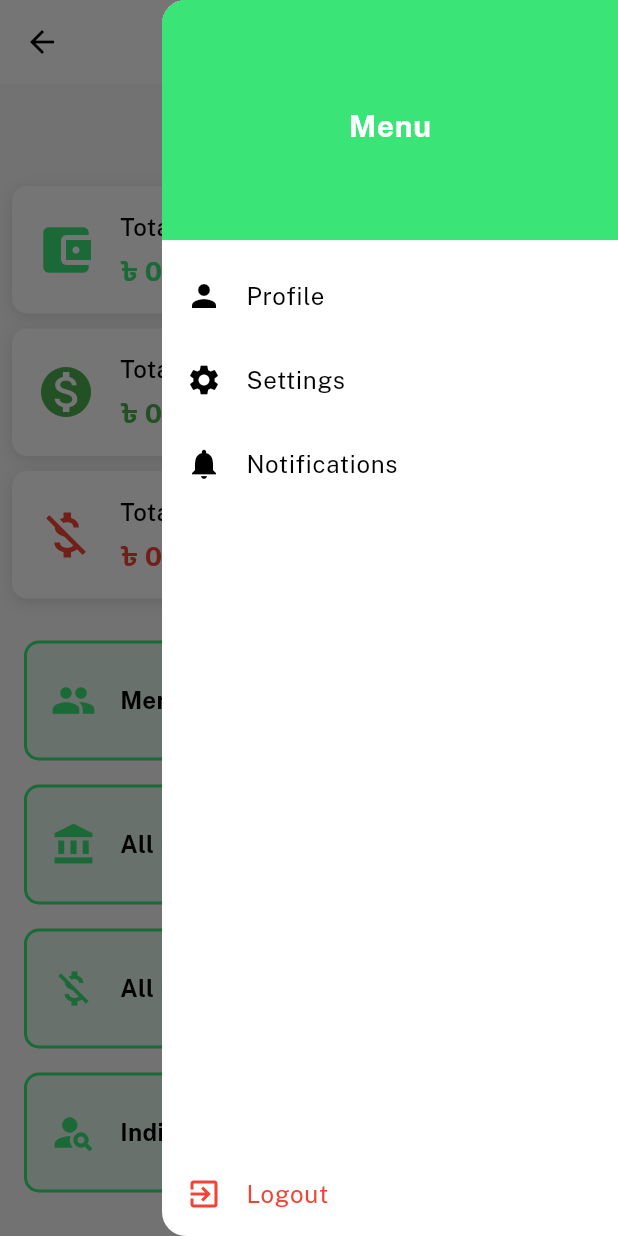
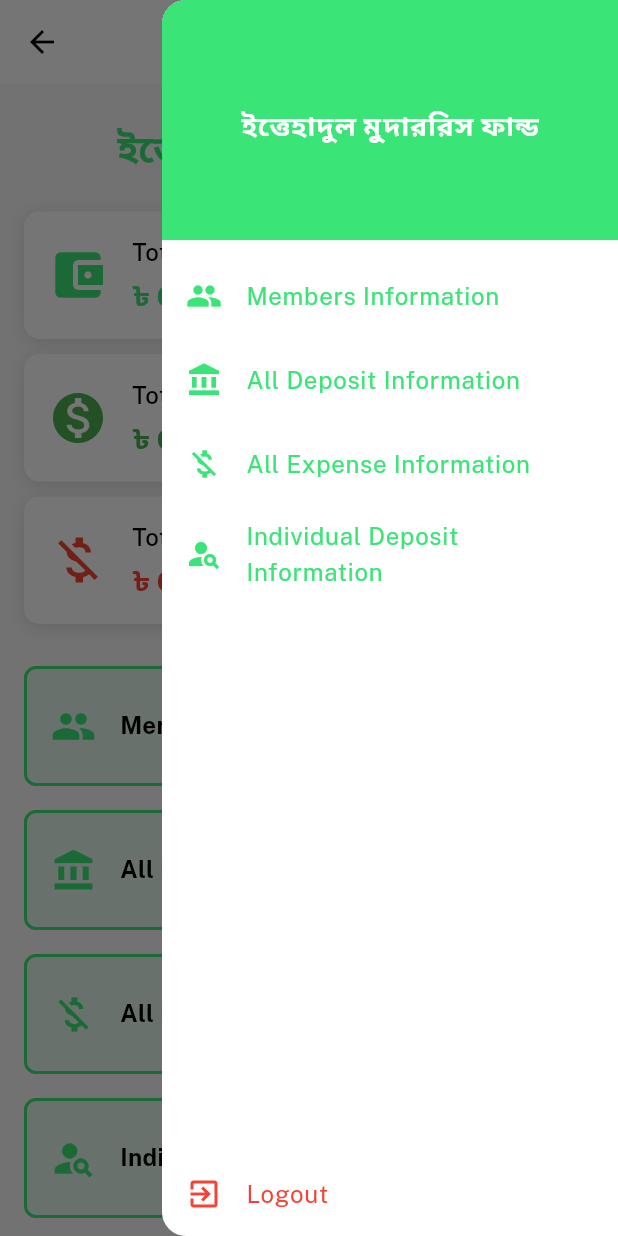
Before and after one commit to AbuNayemSabbir/association_app, a Flutter app: the DashboardPage screen opened by its route, after a tap on the "menu" icon, on a phone screen of 412 x 824 dp. Run offline on Flutter 3.47's test engine with Material 3 defaults, Android fonts, the phone set to English and light mode, and no system bars; our stand-ins replace cloud_firestore, firebase_core, get, get_storage, google_fonts, rxdart; accounts and stored records are empty.

Commit message:
all done!

```diff
--- a/lib/services/fire_store_services.dart
+++ b/lib/services/fire_store_services.dart
@@ -4,6 +4,7 @@ import 'package:flutter/foundation.dart';
 import 'package:flutter/material.dart';
 import 'package:get/get.dart';
 import 'package:get_storage/get_storage.dart';
+import 'package:rxdart/rxdart.dart';
 
 class FirestoreService {
   final FirebaseFirestore _db = FirebaseFirestore.instance;
@@ -14,12 +15,26 @@ class FirestoreService {
   }
 
   // Add a new expense to Firestore
-  Future<void> addExpense({required String expenseTitle, required double expenseAmount, required String date}) async {
-    await _db.collection('expense').add({
+  Future<void> addExpense({
+    required String expenseTitle,
+    required String expenseAmount,
+    required String date,
+  }) async {
+    try {
+      // Create a new document reference (this will auto-generate an ID)
+      final docRef = _db.collection('expense').doc();
+
+      await docRef.set({
         'expense_title': expenseTitle,
         'expense_amount': expenseAmount,
         'date': date,
+        'id': docRef.id,
       });
+
+      Get.snackbar('Success', "Expense added successfully", snackPosition: SnackPosition.BOTTOM);
+    } catch (e) {
+      Get.snackbar('Error', "Failed to add expense", colorText: CustomColors.errorColor, snackPosition: SnackPosition.BOTTOM);
+    }
   }
 
 
@@ -29,19 +44,28 @@ class FirestoreService {
     required String phone,
   }) async {
     try {
-      isAddMemberLoading.value=true;
-      await _db.collection('members').add({
+      isAddMemberLoading.value = true;
+
+      // Create a new document reference (this will auto-generate an ID)
+      final docRef = _db.collection('members').doc();
+
+      await docRef.set({
         'date': date,
         'invest_amount': null,   // Setting invest_amount as null
         'invest_title': null,    // Setting invest_title as null
         'name': name,
         'phone': phone,
+        'id': docRef.id,  // Set the auto-generated ID inside the document
       });
-      isAddMemberLoading.value=false;
-      Get.snackbar('Success', "Members add Successfully",snackPosition: SnackPosition.BOTTOM);
+
+      isAddMemberLoading.value = false;
+      Get.snackbar('Success', "Member added successfully", snackPosition: SnackPosition.BOTTOM);
     } catch (e) {
-      Get.snackbar('Error', "e",colorText: CustomColors.errorColor,snackPosition: SnackPosition.BOTTOM);     }
+      isAddMemberLoading.value = false;
+      Get.snackbar('Error', e.toString(), colorText: CustomColors.errorColor, snackPosition: SnackPosition.BOTTOM);
     }
+  }
+
   Future<void> addDeposit({
     required String date,
     required String name,
@@ -50,12 +74,15 @@ class FirestoreService {
   }) async {
     try {
       isAddMemberLoading.value=true;
+      final docRef = _db.collection('members').doc();
+
       await _db.collection('members').add({
         'date': date,
         'invest_amount': amount,
         'invest_title': null,
         'name': name,
         'phone': phone,
+        'id': docRef.id
       });
       isAddMemberLoading.value=false;
       Get.snackbar('Success', "Members add Successfully",snackPosition: SnackPosition.BOTTOM);
@@ -134,6 +161,8 @@ class FirestoreService {
         return Row(
           crossAxisAlignment: CrossAxisAlignment.start,
           children: [
+            const Icon(Icons.monetization_on, color: CustomColors.primaryColor, size: 16),
+            const SizedBox(width: 6),
             const Flexible(
               child: Text(
                 'Total Invest:  ',
@@ -142,7 +171,7 @@ class FirestoreService {
             ),
             Flexible(
               child: Text(
-                '${snapshot.data?.toStringAsFixed(2) ?? '0.00'} Taka',
+                '৳ ${snapshot.data?.toStringAsFixed(2) ?? '0.00'}',
                 overflow: TextOverflow.ellipsis,
                 style: const TextStyle(
                   fontWeight: FontWeight.bold,
@@ -224,8 +253,9 @@ class FirestoreService {
       );
     }
   }
-  Future<void> deleteExpeseByID(String id, BuildContext context) async {
+  Future<void> deleteExpenseByID(String id, BuildContext context) async {
     try {
+      // Fetch the document by ID
       QuerySnapshot querySnapshot = await _db
           .collection('expense')
           .where('id', isEqualTo: id)
@@ -235,16 +265,17 @@ class FirestoreService {
         for (var doc in querySnapshot.docs) {
           await _db.collection('expense').doc(doc.id).delete();
         }
+
         Navigator.of(context).pop(); // Close dialog
         Get.snackbar(
           'Success',
-          'Member deleted successfully',
+          'This Expense delete successfully',
           snackPosition: SnackPosition.BOTTOM,
         );
       } else {
         Get.snackbar(
           'Error',
-          'Member not found',
+          'Expense not found',
           colorText: CustomColors.errorColor,
           snackPosition: SnackPosition.BOTTOM,
         );
@@ -258,51 +289,43 @@ class FirestoreService {
       );
     }
   }
-  Future<double> getAllTotalInvestment() async {
+
+// Stream to get the Total Investment from 'members' collection
+  Stream<double> getAllTotalInvestmentStream() {
+    return _db.collection('members').snapshots().map((snapshot) {
       double totalInvestment = 0.0;
-
-    try {
-      QuerySnapshot snapshot = await _db.collection('members').get();
       for (var doc in snapshot.docs) {
-        double? investAmount = double.tryParse(doc['invest_amount']??"0.0");
+        double? investAmount = double.tryParse(doc['invest_amount'] ?? "0.0");
         if (investAmount != null) {
           totalInvestment += investAmount;
         }
       }
-    } catch (e) {
-      print("Error fetching total investment: $e");
-      return 0.0;
-    }
       return totalInvestment;
+    });
   }
 
-  // Method to fetch Total Expense from 'expense' collection
-  Future<double> getTotalExpense() async {
+// Stream to get the Total Expense from 'expense' collection
+  Stream<double> getTotalExpenseStream() {
+    return _db.collection('expense').snapshots().map((snapshot) {
       double totalExpense = 0.0;
-
-    try {
-      QuerySnapshot snapshot = await _db.collection('expense').get();
       for (var doc in snapshot.docs) {
-        double? expenseAmount = double.tryParse(doc['expense_amount']??"0.0");
+        double? expenseAmount = double.tryParse(doc['expense_amount'] ?? "0.0");
         if (expenseAmount != null) {
           totalExpense += expenseAmount;
         }
       }
-    } catch (e) {
-      if (kDebugMode) {
-        print("Error fetching total expense: $e");
-      }
-      return 0.0;
-    }
       return totalExpense;
+    });
   }
 
-  // Method to calculate the Total Balance by subtracting totalExpense from totalInvestment
-  Future<double> getTotalBalance() async {
-    double totalInvestment = await getAllTotalInvestment();
-    double totalExpense = await getTotalExpense();
-
+// Stream to calculate the Total Balance by subtracting totalExpense from totalInvestment
+  Stream<double> getTotalBalanceStream() {
+    return CombineLatestStream.combine2(
+      getAllTotalInvestmentStream(),
+      getTotalExpenseStream(),
+          (double totalInvestment, double totalExpense) {
         return totalInvestment - totalExpense;
+      },
+    );
   }
-
 }
--- a/lib/utills/app_utills.dart
+++ b/lib/utills/app_utills.dart
@@ -4,7 +4,7 @@ import 'custom_colors.dart';
 
 class AppUtils {
   // App Name
-  static const String appName = 'Association App';
+  static const String appName = 'ইত্তেহাদুল মুুদাররিস ফান্ড';
 
   // Dashboard Titles
   static const String dashboardTitle = 'Dashboard';
--- a/lib/view/helper_widget/custom_elevated_button.dart
+++ b/lib/view/helper_widget/custom_elevated_button.dart
@@ -24,7 +24,7 @@ class CustomElevatedButton extends StatelessWidget {
         style: ElevatedButton.styleFrom(
           backgroundColor: color,
           shape: RoundedRectangleBorder(
-            borderRadius: BorderRadius.circular(4.0),
+            borderRadius: BorderRadius.circular(10.0),
             //side: BorderSide(color:  color.withOpacity(0.6)),
           ),),
         onPressed: isLoading ? null : onPressed,
--- a/lib/view/home_page.dart
+++ b/lib/view/home_page.dart
@@ -22,17 +22,7 @@ class _DashboardPageState extends State<DashboardPage> {
   final GlobalKey<ScaffoldState> _scaffoldKey = GlobalKey<ScaffoldState>();
   final FirestoreService _firebaseService = FirestoreService();
 
-  late Future<double> totalBalanceFuture;
-  late Future<double> totalInvestmentFuture;
-  late Future<double> totalExpenseFuture;
 
-  @override
-  void initState() {
-    super.initState();
-    totalBalanceFuture = _firebaseService.getTotalBalance();
-    totalInvestmentFuture = _firebaseService.getAllTotalInvestment();
-    totalExpenseFuture = _firebaseService.getTotalExpense();
-  }
 
   @override
   Widget build(BuildContext context) {
@@ -57,7 +47,9 @@ class _DashboardPageState extends State<DashboardPage> {
             crossAxisAlignment: CrossAxisAlignment.center,
             children: [
               const SizedBox(height: 10),
-              const Text(
+              const Padding(
+                padding: EdgeInsets.all(8.0),
+                child: Text(
                   AppUtils.appName,
                   style: TextStyle(
                     fontSize: 24,
@@ -65,9 +57,12 @@ class _DashboardPageState extends State<DashboardPage> {
                     color: CustomColors.primaryColor,
                   ),
                 ),
+              ),
               const SizedBox(height: 16),
-              FutureBuilder<double>(
-                future: totalBalanceFuture,
+
+// Total Balance Card using StreamBuilder
+              StreamBuilder<double>(
+                stream: _firebaseService.getTotalBalanceStream(),
                 builder: (context, snapshot) {
                   if (snapshot.connectionState == ConnectionState.waiting) {
                     return const CircularProgressIndicator();
@@ -84,9 +79,9 @@ class _DashboardPageState extends State<DashboardPage> {
               ),
               const SizedBox(height: 10),
 
-              // Total Investment Card
-              FutureBuilder<double>(
-                future: totalInvestmentFuture,
+// Total Investment Card using StreamBuilder
+              StreamBuilder<double>(
+                stream: _firebaseService.getAllTotalInvestmentStream(),
                 builder: (context, snapshot) {
                   if (snapshot.connectionState == ConnectionState.waiting) {
                     return const CircularProgressIndicator();
@@ -103,9 +98,9 @@ class _DashboardPageState extends State<DashboardPage> {
               ),
               const SizedBox(height: 10),
 
-              // Total Expense Card
-              FutureBuilder<double>(
-                future: totalExpenseFuture,
+// Total Expense Card using StreamBuilder
+              StreamBuilder<double>(
+                stream: _firebaseService.getTotalExpenseStream(),
                 builder: (context, snapshot) {
                   if (snapshot.connectionState == ConnectionState.waiting) {
                     return const CircularProgressIndicator();
@@ -120,6 +115,7 @@ class _DashboardPageState extends State<DashboardPage> {
                   );
                 },
               ),
+
               const SizedBox(height: 20),
               _buildDashboardButton(
                 title: AppUtils.membersInfoTitle,
@@ -156,12 +152,14 @@ class _DashboardPageState extends State<DashboardPage> {
     required IconData icon,
     required Color valueColor,
   }) {
-    return Container(
+    return Padding(
+      padding: const EdgeInsets.symmetric(horizontal: 8.0),
+      child: Container(
         padding: const EdgeInsets.all(16.0),
         decoration: BoxDecoration(
           color: Colors.white,
           borderRadius: BorderRadius.circular(10),
-        boxShadow: [
+          boxShadow: const [
             BoxShadow(
               color: Colors.black12,
               blurRadius: 8,
@@ -193,6 +191,7 @@ class _DashboardPageState extends State<DashboardPage> {
             ),
           ],
         ),
+      ),
     );
   }
 
@@ -211,7 +210,7 @@ class _DashboardPageState extends State<DashboardPage> {
           padding: const EdgeInsets.symmetric(horizontal: 16.0),
           decoration: BoxDecoration(
             color: CustomColors.primaryColor.withOpacity(0.1),
-            borderRadius: BorderRadius.circular(10),
+            borderRadius: BorderRadius.circular(8),
             border: Border.all(color: CustomColors.primaryColor, width: 2),
           ),
           child: Row(
@@ -246,35 +245,46 @@ class _DashboardPageState extends State<DashboardPage> {
             ),
             child: Center(
               child: Text(
-                "Menu",
+                AppUtils.appName,
                 style: TextStyle(
                   color: Colors.white,
-                  fontSize: 20,
+                  fontSize: 18,
                   fontWeight: FontWeight.bold,
                 ),
               ),
             ),
           ),
           ListTile(
-            leading: const Icon(Icons.person),
-            title: const Text("Profile"),
+            title: const Text(AppUtils.membersInfoTitle,style: TextStyle(color: CustomColors.primaryColor),),
+            leading: const Icon(Icons.people,color: CustomColors.primaryColor),
             onTap: () {
-              // Add navigation to profile section here
-            },
+              Get.back();
+              Navigator.push(context, MaterialPageRoute(builder: (context) => MembersPage()));
+            }
           ),
           ListTile(
-            leading: const Icon(Icons.settings),
-            title: const Text("Settings"),
+            title: const Text(AppUtils.allDepositsInfoTitle,style: TextStyle(color: CustomColors.primaryColor),),
+            leading: const Icon(Icons.account_balance,color: CustomColors.primaryColor),
             onTap: () {
-              // Add navigation to settings section here
-            },
+              Get.back();
+              Navigator.push(context, MaterialPageRoute(builder: (context) => AllDepositsPage()));
+            }
           ),
           ListTile(
-            leading: const Icon(Icons.notifications),
-            title: const Text('Notifications'),
+            title: const Text(AppUtils.allExpensesInfoTitle,style: TextStyle(color: CustomColors.primaryColor),),
+            leading: const Icon(Icons.money_off,color: CustomColors.primaryColor),
             onTap: () {
-              // Add navigation to notifications section here
-            },
+              Get.back();
+              Navigator.push(context, MaterialPageRoute(builder: (context) => AllExpensesPage()));
+            }
+          ),
+          ListTile(
+            title: const Text(AppUtils.individualDepositInfoTitle,style: TextStyle(color: CustomColors.primaryColor),),
+            leading: const Icon(Icons.person_search,color: CustomColors.primaryColor,),
+            onTap: () {
+              Get.back();
+              Navigator.push(context, MaterialPageRoute(builder: (context) => IndividualMemberPage()));
+            }
           ),
           const Spacer(), // Pushes the logout button to the bottom
           ListTile(
--- a/pubspec.yaml
+++ b/pubspec.yaml
@@ -41,6 +41,7 @@ dependencies:
   google_fonts: ^6.2.1
   get_storage: ^2.1.1
   intl: ^0.19.0
+  rxdart: ^0.28.0
 
 dev_dependencies:
   flutter_test:
```
Also changed, not shown: lib/view/all_deposit_page.dart (+22 -8 lines), lib/view/expense_page.dart (+44 -26 lines), lib/view/indivisual_member_page.dart (+3 -6 lines), lib/view/member_details_page.dart (+26 -10 lines), lib/view/members_page.dart (+25 -16 lines), pubspec.lock. Lines whose indentation alone changed are shown as unchanged.
